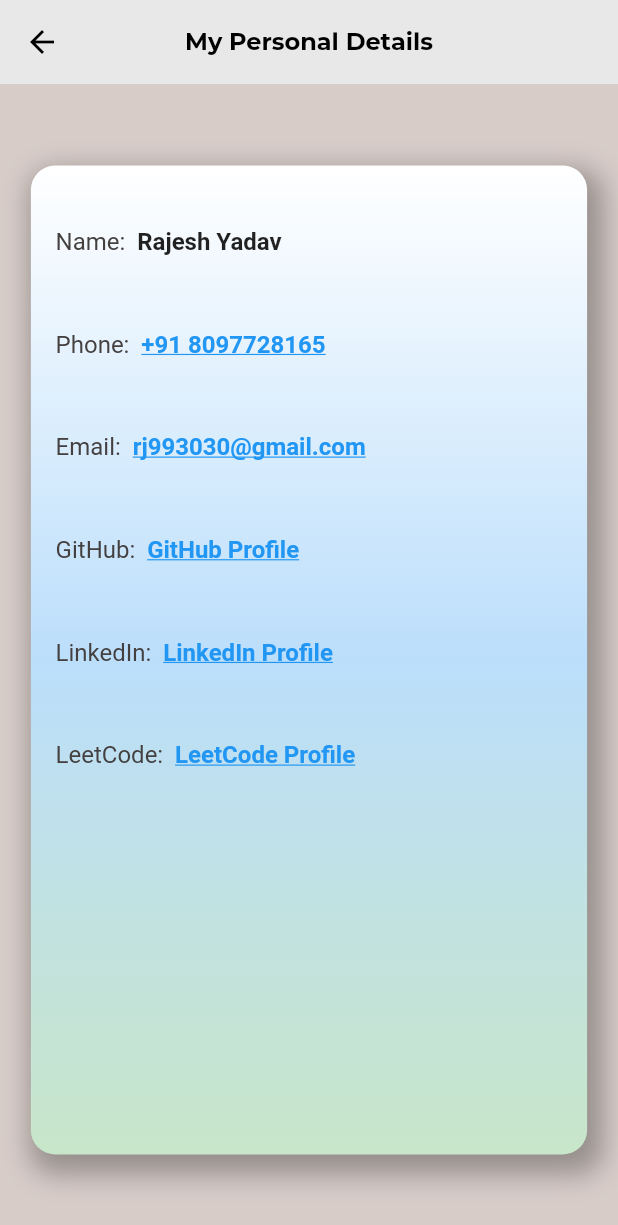
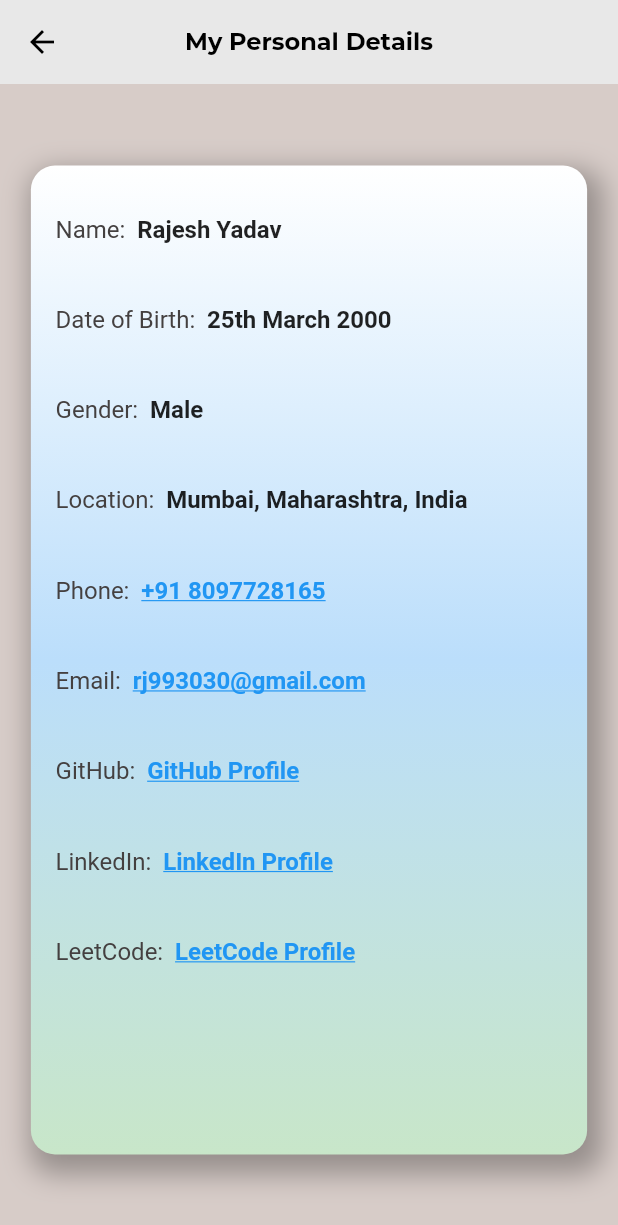
Before and after one commit to Rajesh28165/My_Portfolio, a Flutter app: the PersonalDetail screen opened by its route, on a phone screen of 412 x 824 dp. Shown: the top 1225 px of the screen. Run offline on Flutter 3.47's test engine with Material 2 defaults, Android fonts, the light colour scheme and no system bars; our stand-ins replace auto_size_text, carousel_slider, flutter_bloc, logger; project files that could hold a hidden picture were left out.

Commit message:
Info updated(30/08/25)

```diff
--- a/lib/Constants/constants.dart
+++ b/lib/Constants/constants.dart
@@ -66,6 +66,9 @@ class MyConstants {
   static const String PROFESSIONAL_CAREER = "My Proffessional Career";
   static const String PROFESSIONAL_SUMMARY = "I am Rajesh Yadav, a results-driven Software Engineer specializing in Flutter mobile application development for Android and iOS. I have strong problem-solving skills, backed by solid knowledge of Mathematics and a good grasp of Data Structures and Algorithms. I am passionate about building high-quality, scalable, and user-friendly applications, with expertise in UI/UX design, API integration, performance optimization, and component-based development.";
   static const String FULL_NAME = "Rajesh Yadav";
+  static const String DOB = "25th March 2000";
+  static const String GENDER = "Male";
+  static const String LOCATION = "Mumbai, Maharashtra, India";
   static const String PHONE = "+91 8097728165";
   static const String EMAIL = "rj993030@gmail.com";
   static const String LINKEDIN = "https://www.linkedin.com/in/rajesh-yadav-03279b1b1/";
--- a/lib/Screens/personalScreen.dart
+++ b/lib/Screens/personalScreen.dart
@@ -15,7 +15,7 @@ class PersonalDetail extends StatefulWidget {
 class _PersonalDetailState extends State<PersonalDetail> {
   @override
   Widget build(BuildContext context) {
-    final mySpacer = SizedBox(height: context.getPercentHeight(4));
+    final mySpacer = SizedBox(height: context.getPercentHeight(3));
 
     return Scaffold(
       backgroundColor: Colors.brown.shade100,
@@ -49,14 +49,18 @@ class _PersonalDetailState extends State<PersonalDetail> {
               mySpacer,
               TextWidget("Name", MyConstants.FULL_NAME),
               mySpacer,
+              TextWidget("Date of Birth", MyConstants.DOB),
+              mySpacer,
+              TextWidget("Gender", MyConstants.GENDER),
+              mySpacer,
+              TextWidget("Location", MyConstants.LOCATION),
+              mySpacer,
               TextWidget("Phone", MyConstants.PHONE, urlLink: MyConstants.PHONE),
               mySpacer,
               TextWidget("Email", MyConstants.EMAIL, urlLink: MyConstants.EMAIL),
               mySpacer,
               TextWidget("GitHub", "GitHub Profile", urlLink: MyConstants.GITHUB),
               mySpacer,
-              // TextWidget("Portfolio", "My Portfolio", urlLink: MyConstants.PORTFOLIO),
-              // mySpacer,
               TextWidget("LinkedIn", "LinkedIn Profile", urlLink: MyConstants.LINKEDIN),
               mySpacer,
               TextWidget("LeetCode", "LeetCode Profile", urlLink: MyConstants.LEETCODE),
```
